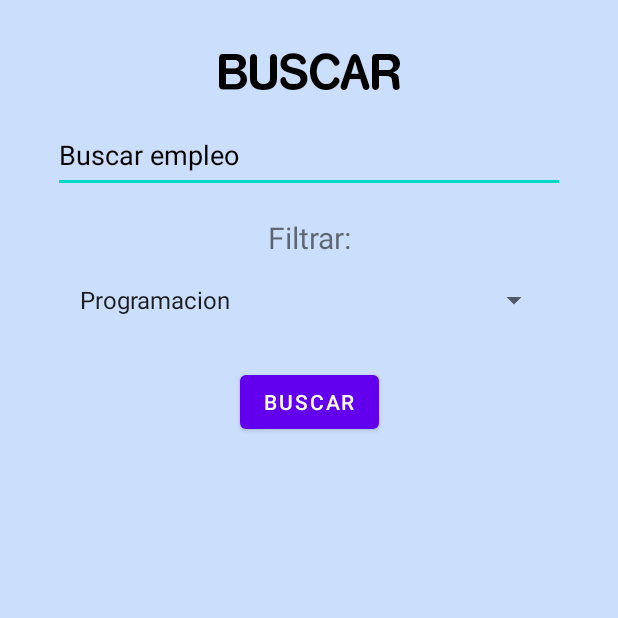
After one commit to MarvinSMartinez/Bolsa, an Android app: the Ofertasus screen opened directly, with no data from a screen before it, on a phone screen of 412 x 824 dp, the top half of it. The commit adds this screen. Run offline under Robolectric (Android 15) with nearby library versions, the phone set to English and light mode, and no system bars.

Commit message:
Pantalla Ofertas Main User

```diff
--- a/app/src/main/AndroidManifest.xml
+++ b/app/src/main/AndroidManifest.xml
@@ -1,6 +1,6 @@
 <?xml version="1.0" encoding="utf-8"?>
 <manifest xmlns:android="http://schemas.android.com/apk/res/android"
-    package="com.g06.bolsa" >
+    package="com.g06.bolsa">
 
     <application
         android:allowBackup="true"
@@ -8,7 +8,10 @@
         android:label="@string/app_name"
         android:roundIcon="@mipmap/ic_launcher_round"
         android:supportsRtl="true"
-        android:theme="@style/Theme.BolsaN" >
+        android:theme="@style/Theme.BolsaN">
+        <activity
+            android:name=".Ofertasus"
+            android:exported="false" />
         <activity
             android:name=".Inicio"
             android:exported="false"
@@ -16,7 +19,7 @@
             android:theme="@style/Theme.BolsaN.NoActionBar" />
         <activity
             android:name=".MainActivity"
-            android:exported="true" >
+            android:exported="true">
             <intent-filter>
                 <action android:name="android.intent.action.MAIN" />
 
--- /dev/null
+++ b/app/src/main/java/com/g06/bolsa/Ofertasus.java
@@ -0,0 +1,14 @@
+package com.g06.bolsa;
+
+import androidx.appcompat.app.AppCompatActivity;
+
+import android.os.Bundle;
+
+public class Ofertasus extends AppCompatActivity {
+
+    @Override
+    protected void onCreate(Bundle savedInstanceState) {
+        super.onCreate(savedInstanceState);
+        setContentView(R.layout.activity_ofertasus);
+    }
+}
--- /dev/null
+++ b/app/src/main/res/layout/activity_ofertasus.xml
@@ -0,0 +1,84 @@
+<?xml version="1.0" encoding="utf-8"?>
+<androidx.constraintlayout.widget.ConstraintLayout xmlns:android="http://schemas.android.com/apk/res/android"
+    xmlns:app="http://schemas.android.com/apk/res-auto"
+    xmlns:tools="http://schemas.android.com/tools"
+    android:layout_width="match_parent"
+    android:layout_height="match_parent"
+    android:background="@color/caja"
+    tools:context=".MainActivity" >
+
+    <TextView
+        android:id="@+id/textView6"
+        android:layout_width="match_parent"
+        android:layout_height="wrap_content"
+        android:layout_marginTop="28dp"
+        android:fontFamily="@font/letterrocko"
+        android:text="@string/buscar"
+        android:textAlignment="center"
+        android:textColor="@color/black"
+        android:textSize="30sp"
+        app:layout_constraintTop_toTopOf="parent"
+        tools:layout_editor_absoluteX="0dp" />
+
+    <EditText
+        android:id="@+id/editText"
+        android:layout_width="match_parent"
+        android:layout_height="50dp"
+        android:layout_marginHorizontal="35dp"
+        android:layout_marginTop="12dp"
+        android:hint="@string/buscar_empleo"
+        android:importantForAutofill="no"
+        android:inputType="text"
+        android:textColorHint="@color/black"
+        app:layout_constraintEnd_toEndOf="parent"
+        app:layout_constraintStart_toStartOf="parent"
+        app:layout_constraintTop_toBottomOf="@+id/textView6"
+        tools:ignore="SpeakableTextPresentCheck" />
+
+    <TextView
+        android:id="@+id/textView7"
+        android:layout_width="wrap_content"
+        android:layout_height="wrap_content"
+        android:layout_marginHorizontal="45dp"
+        android:layout_marginTop="16dp"
+        android:text="@string/filtrar"
+        android:textAlignment="center"
+        android:textSize="20sp"
+        app:layout_constraintEnd_toEndOf="parent"
+        app:layout_constraintStart_toStartOf="parent"
+        app:layout_constraintTop_toBottomOf="@+id/editText" />
+
+    <Spinner
+        android:id="@+id/spinner"
+        android:layout_width="match_parent"
+        android:layout_height="wrap_content"
+        android:layout_marginHorizontal="45dp"
+        android:layout_marginStart="45dp"
+        android:layout_marginTop="16dp"
+        android:layout_marginEnd="45dp"
+        android:entries="@array/tipo_empleos"
+        android:spinnerMode="dropdown"
+        app:layout_constraintEnd_toEndOf="parent"
+        app:layout_constraintHorizontal_bias="1.0"
+        app:layout_constraintStart_toStartOf="parent"
+        app:layout_constraintTop_toBottomOf="@+id/textView7" />
+
+    <Button
+        android:id="@+id/button2"
+        android:layout_width="wrap_content"
+        android:layout_height="wrap_content"
+        android:layout_marginTop="32dp"
+        android:text="BUSCAR"
+        app:layout_constraintEnd_toEndOf="parent"
+        app:layout_constraintStart_toStartOf="parent"
+        app:layout_constraintTop_toBottomOf="@+id/spinner" />
+
+    <androidx.recyclerview.widget.RecyclerView
+        android:layout_width="match_parent"
+        android:layout_height="wrap_content"
+        android:layout_marginTop="28dp"
+        app:layout_constraintEnd_toEndOf="parent"
+        app:layout_constraintStart_toStartOf="parent"
+        app:layout_constraintTop_toBottomOf="@+id/button2" />
+
+</androidx.constraintlayout.widget.ConstraintLayout>
--- a/app/src/main/res/layout/fragment_home.xml
+++ b/app/src/main/res/layout/fragment_home.xml
@@ -28,8 +28,7 @@
                 android:gravity="center"
                 android:text="AREAS DE TRABAJO"
                 android:textColor="@color/black"
-                android:textSize="20dp">
-            </TextView>
+                android:textSize="20dp"/>
         </RelativeLayout>
 
         <GridLayout
--- a/app/src/main/res/values/strings.xml
+++ b/app/src/main/res/values/strings.xml
@@ -17,4 +17,12 @@
     <string name="menu_home">Home</string>
     <string name="menu_gallery">Gallery</string>
     <string name="menu_slideshow">Slideshow</string>
+    <string name="filtrar">Filtrar:</string>
+    <string name="buscar">BUSCAR</string>
+    <string name="buscar_empleo">Buscar empleo</string>
+
+    <array name="tipo_empleos">
+        <item>Programacion</item>
+
+    </array>
 </resources>
```
